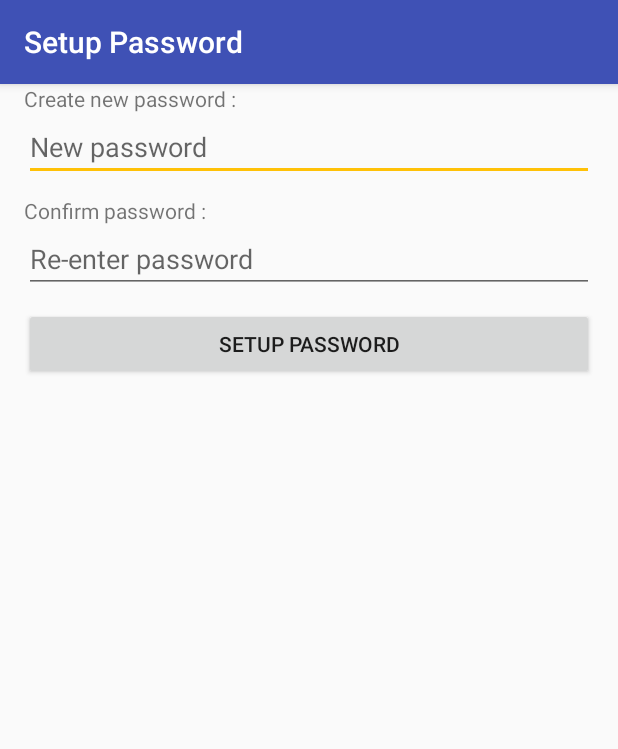
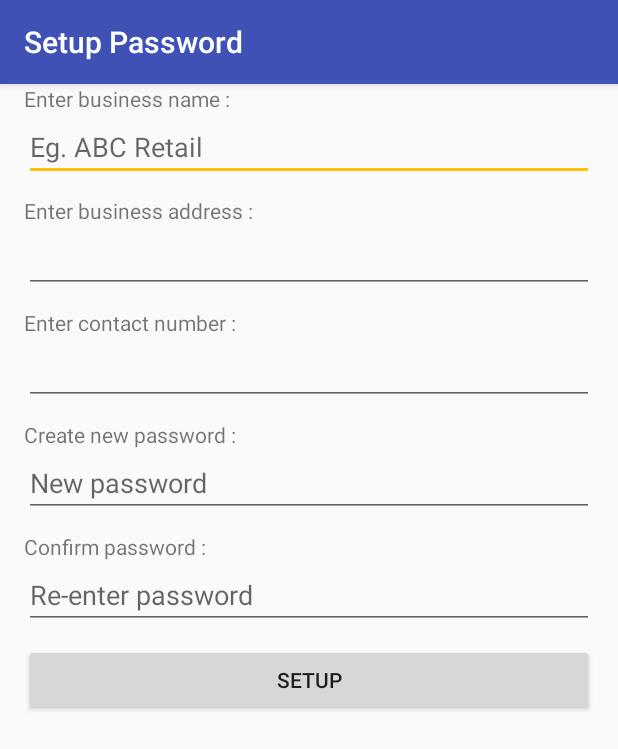
Before and after one commit to AjayTaneja/GSTBilling, an Android app: the screen it shows after launch (SetupPasswordActivity), on a phone screen of 412 x 824 dp. Shown: the top 749 px of the screen. Run offline under Robolectric (Android 15) with nearby library versions, the phone set to English and light mode, and no system bars.

Commit message:
Features enhanced.

```diff
--- a/app/src/main/java/com/taneja/ajay/gstbilling/SetupPasswordActivity.java
+++ b/app/src/main/java/com/taneja/ajay/gstbilling/SetupPasswordActivity.java
@@ -12,10 +12,16 @@ import android.widget.Toast;
 
 public class SetupPasswordActivity extends AppCompatActivity {
 
+    EditText businessName;
+    EditText businessAddress;
+    EditText businessContact;
     EditText newPass;
     EditText confirmPass;
     Button setupPass;
 
+    public static final String SETUP_BUSINESS_NAME_KEY = "setup-business-name-key";
+    public static final String SETUP_BUSINESS_ADDRESS_KEY = "setup-business-address-key";
+    public static final String SETUP_BUSINESS_CONTACT_KEY = "setup-business-contact-key";
     public static final String SETUP_PASSWORD_KEY = "setup-password-key";
 
     @Override
@@ -23,6 +29,9 @@ public class SetupPasswordActivity extends AppCompatActivity {
         super.onCreate(savedInstanceState);
         setContentView(R.layout.activity_setup_password);
 
+        businessName = (EditText) findViewById(R.id.setup_business_value);
+        businessAddress = (EditText) findViewById(R.id.setup_business_address_value);
+        businessContact = (EditText) findViewById(R.id.setup_business_contact_value);
         newPass = (EditText) findViewById(R.id.setup_new_password_value);
         confirmPass = (EditText) findViewById(R.id.setup_confirm_password_value);
         setupPass = (Button) findViewById(R.id.setup_password_btn);
@@ -30,11 +39,17 @@ public class SetupPasswordActivity extends AppCompatActivity {
         setupPass.setOnClickListener(new View.OnClickListener() {
             @Override
             public void onClick(View v) {
+                String businessNameValue = businessName.getText().toString();
+                String businessAddressValue = businessAddress.getText().toString();
+                String businessContactValue = businessContact.getText().toString();
                 String newPassword = newPass.getText().toString();
                 String confirmPassword = confirmPass.getText().toString();
                 if(newPassword.equals(confirmPassword)){
                     SharedPreferences sharedPreferences = PreferenceManager.getDefaultSharedPreferences(SetupPasswordActivity.this);
                     SharedPreferences.Editor editor = sharedPreferences.edit();
+                    editor.putString(SETUP_BUSINESS_NAME_KEY, businessNameValue);
+                    editor.putString(SETUP_BUSINESS_ADDRESS_KEY, businessAddressValue);
+                    editor.putString(SETUP_BUSINESS_CONTACT_KEY, businessContactValue);
                     editor.putString(SETUP_PASSWORD_KEY, newPassword);
                     editor.apply();
                     Toast.makeText(getApplicationContext(), getString(R.string.setup_password_set), Toast.LENGTH_SHORT).show();
--- a/app/src/main/res/layout/activity_setup_password.xml
+++ b/app/src/main/res/layout/activity_setup_password.xml
@@ -9,6 +9,38 @@
     android:paddingRight="@dimen/activity_horizontal_margin"
     tools:context="com.taneja.ajay.gstbilling.SetupPasswordActivity"
     android:orientation="vertical">
+
+    <TextView
+        android:text="@string/setup_business_label"
+        android:layout_width="match_parent"
+        android:layout_height="wrap_content" />
+    <EditText
+        android:id="@+id/setup_business_value"
+        android:hint="@string/setup_business_hint"
+        android:layout_width="match_parent"
+        android:layout_height="wrap_content"
+        android:layout_marginBottom="10dp" />
+
+    <TextView
+        android:text="@string/setup_business_address_label"
+        android:layout_width="match_parent"
+        android:layout_height="wrap_content" />
+    <EditText
+        android:id="@+id/setup_business_address_value"
+        android:layout_width="match_parent"
+        android:layout_height="wrap_content"
+        android:layout_marginBottom="10dp" />
+
+    <TextView
+        android:text="@string/setup_business_contact_label"
+        android:layout_width="match_parent"
+        android:layout_height="wrap_content" />
+    <EditText
+        android:id="@+id/setup_business_contact_value"
+        android:inputType="number"
+        android:layout_width="match_parent"
+        android:layout_height="wrap_content"
+        android:layout_marginBottom="10dp" />
 
     <TextView
         android:text="@string/setup_new_password"
@@ -37,7 +69,7 @@
         android:layout_marginBottom="10dp"/>
 
     <Button
-        android:text="Setup Password"
+        android:text="Setup"
         android:layout_width="match_parent"
         android:layout_height="wrap_content"
         android:id="@+id/setup_password_btn" />
--- a/app/src/main/res/menu/menu_bills_list.xml
+++ b/app/src/main/res/menu/menu_bills_list.xml
@@ -5,5 +5,5 @@
         android:id="@+id/action_swap_bills_list"
         android:orderInCategory="2"
         android:title="@string/action_show_paid_bills"
-        app:showAsAction="never" />
+        app:showAsAction="ifRoom" />
 </menu>
--- a/app/src/main/res/values/strings.xml
+++ b/app/src/main/res/values/strings.xml
@@ -1,5 +1,5 @@
 <resources>
-    <string name="app_name">GST Billing</string>
+    <string name="app_name">E Bill</string>
     <string name="unpaid_bills_title">Unpaid Bills</string>
     <string name="paid_bills_title">Paid Bills</string>
     <string name="setup_password_activity_title">Setup Password</string>
@@ -13,7 +13,7 @@
     <string name="setup_confirm_password">Confirm password :</string>
     <string name="setup_confirm_password_hint">Re-enter password</string>
     <string name="setup_password_error">Error: Passwords do not matched!</string>
-    <string name="setup_password_set">Password set successfully!</string>
+    <string name="setup_password_set">Setup successful!</string>
 
     <string-array name="tax_slab_list_array">
         <item>28%</item>
@@ -81,4 +81,8 @@
     <string name="enoe"><![CDATA[E. & O.E.]]></string>
     <string name="certifying_particulars_true">Certified that the particulars given above are true and correct.</string>
     <string name="for_authorised_signatory">For AJAY TANEJA</string>
+    <string name="setup_business_label">Enter business name :</string>
+    <string name="setup_business_hint">Eg. ABC Retail</string>
+    <string name="setup_business_address_label">Enter business address :</string>
+    <string name="setup_business_contact_label">Enter contact number :</string>
 </resources>
```
Also changed, not shown: app/src/main/java/com/taneja/ajay/gstbilling/SavePDFActivity.java (+17 -0 lines), app/src/main/res/layout/activity_save_pdf.xml (+16 -4 lines).
